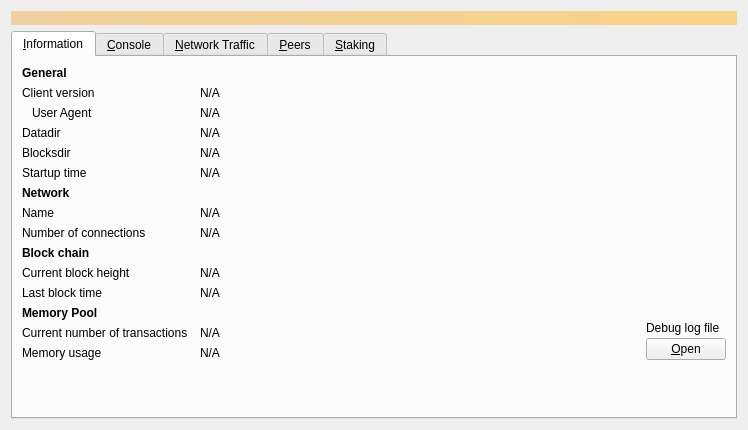
Before: the Qt Designer form src/qt/forms/debugwindow.ui in reddcoin-project/reddcoin, drawn with Qt 5.
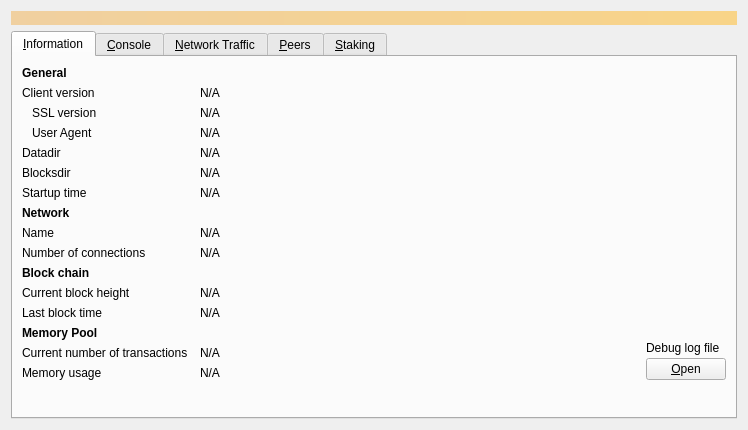
After: the same form once the commit is applied. Icons and pictures are not drawn. Custom widgets are drawn as their Qt base class.

Commit message: qt: show the SSL version in the debug window

Diff of the .ui file:
```diff
--- a/src/qt/forms/debugwindow.ui
+++ b/src/qt/forms/debugwindow.ui
@@ -83,6 +83,32 @@
         </widget>
        </item>
        <item row="2" column="0">
+        <widget class="QLabel" name="labelSslVersion">
+         <property name="text">
+          <string>SSL version</string>
+         </property>
+         <property name="indent">
+          <number>10</number>
+         </property>
+        </widget>
+       </item>
+       <item row="2" column="1" colspan="2">
+        <widget class="QLabel" name="sslVersion">
+         <property name="cursor">
+          <cursorShape>IBeamCursor</cursorShape>
+         </property>
+         <property name="text">
+          <string>N/A</string>
+         </property>
+         <property name="textFormat">
+          <enum>Qt::PlainText</enum>
+         </property>
+         <property name="textInteractionFlags">
+          <set>Qt::LinksAccessibleByMouse|Qt::TextSelectableByKeyboard|Qt::TextSelectableByMouse</set>
+         </property>
+        </widget>
+       </item>
+       <item row="3" column="0">
         <widget class="QLabel" name="labelClientUserAgent">
          <property name="text">
           <string>User Agent</string>
@@ -92,7 +118,7 @@
          </property>
         </widget>
        </item>
-       <item row="2" column="1" colspan="2">
+       <item row="3" column="1" colspan="2">
         <widget class="QLabel" name="clientUserAgent">
          <property name="cursor">
           <cursorShape>IBeamCursor</cursorShape>
@@ -108,14 +134,14 @@
          </property>
         </widget>
        </item>
-       <item row="3" column="0">
+       <item row="4" column="0">
         <widget class="QLabel" name="label_12">
          <property name="text">
           <string>Datadir</string>
          </property>
         </widget>
        </item>
-       <item row="3" column="1" colspan="2">
+       <item row="4" column="1" colspan="2">
         <widget class="QLabel" name="dataDir">
          <property name="cursor">
           <cursorShape>IBeamCursor</cursorShape>
@@ -137,14 +163,14 @@
          </property>
         </widget>
        </item>
-       <item row="4" column="0">
+       <item row="5" column="0">
         <widget class="QLabel" name="label_11">
          <property name="text">
           <string>Blocksdir</string>
          </property>
         </widget>
        </item>
-       <item row="4" column="1" colspan="2">
+       <item row="5" column="1" colspan="2">
         <widget class="QLabel" name="blocksDir">
          <property name="cursor">
           <cursorShape>IBeamCursor</cursorShape>
@@ -166,14 +192,14 @@
          </property>
         </widget>
        </item>
-       <item row="5" column="0">
+       <item row="6" column="0">
         <widget class="QLabel" name="label_13">
          <property name="text">
           <string>Startup time</string>
          </property>
         </widget>
        </item>
-       <item row="5" column="1" colspan="2">
+       <item row="6" column="1" colspan="2">
         <widget class="QLabel" name="startupTime">
          <property name="cursor">
           <cursorShape>IBeamCursor</cursorShape>
@@ -189,7 +215,7 @@
          </property>
         </widget>
        </item>
-       <item row="6" column="0">
+       <item row="7" column="0">
         <widget class="QLabel" name="labelNetwork">
          <property name="font">
           <font>
@@ -202,14 +228,14 @@
          </property>
         </widget>
        </item>
-       <item row="7" column="0">
+       <item row="8" column="0">
         <widget class="QLabel" name="label_8">
          <property name="text">
           <string>Name</string>
          </property>
         </widget>
        </item>
-       <item row="7" column="1" colspan="2">
+       <item row="8" column="1" colspan="2">
         <widget class="QLabel" name="networkName">
          <property name="cursor">
           <cursorShape>IBeamCursor</cursorShape>
@@ -225,14 +251,14 @@
          </property>
         </widget>
        </item>
-       <item row="8" column="0">
+       <item row="9" column="0">
         <widget class="QLabel" name="label_7">
          <property name="text">
           <string>Number of connections</string>
          </property>
         </widget>
        </item>
-       <item row="8" column="1" colspan="2">
+       <item row="9" column="1" colspan="2">
         <widget class="QLabel" name="numberOfConnections">
          <property name="cursor">
           <cursorShape>IBeamCursor</cursorShape>
@@ -248,7 +274,7 @@
          </property>
         </widget>
        </item>
-       <item row="9" column="0">
+       <item row="10" column="0">
         <widget class="QLabel" name="label_10">
          <property name="font">
           <font>
@@ -261,14 +287,14 @@
          </property>
         </widget>
        </item>
-       <item row="10" column="0">
+       <item row="11" column="0">
         <widget class="QLabel" name="label_3">
          <property name="text">
           <string>Current block height</string>
          </property>
         </widget>
        </item>
-       <item row="10" column="1" colspan="2">
+       <item row="11" column="1" colspan="2">
         <widget class="QLabel" name="numberOfBlocks">
          <property name="cursor">
           <cursorShape>IBeamCursor</cursorShape>
@@ -284,14 +310,14 @@
          </property>
         </widget>
        </item>
-       <item row="11" column="0">
+       <item row="12" column="0">
         <widget class="QLabel" name="labelLastBlockTime">
          <property name="text">
           <string>Last block time</string>
          </property>
         </widget>
        </item>
-       <item row="11" column="1" colspan="2">
+       <item row="12" column="1" colspan="2">
         <widget class="QLabel" name="lastBlockTime">
          <property name="cursor">
           <cursorShape>IBeamCursor</cursorShape>
@@ -307,7 +333,7 @@
          </property>
         </widget>
        </item>
-       <item row="12" column="0">
+       <item row="13" column="0">
         <widget class="QLabel" name="labelMempoolTitle">
          <property name="font">
           <font>
@@ -320,14 +346,14 @@
          </property>
         </widget>
        </item>
-       <item row="13" column="0">
+       <item row="14" column="0">
         <widget class="QLabel" name="labelNumberOfTransactions">
          <property name="text">
           <string>Current number of transactions</string>
          </property>
         </widget>
        </item>
-       <item row="13" column="1">
+       <item row="14" column="1">
         <widget class="QLabel" name="mempoolNumberTxs">
          <property name="cursor">
           <cursorShape>IBeamCursor</cursorShape>
@@ -343,14 +369,14 @@
          </property>
         </widget>
        </item>
-       <item row="14" column="0">
+       <item row="15" column="0">
         <widget class="QLabel" name="labelMemoryUsage">
          <property name="text">
           <string>Memory usage</string>
          </property>
         </widget>
        </item>
-       <item row="14" column="1">
+       <item row="15" column="1">
         <widget class="QLabel" name="mempoolSize">
          <property name="cursor">
           <cursorShape>IBeamCursor</cursorShape>
@@ -366,7 +392,7 @@
          </property>
         </widget>
        </item>
-       <item row="12" column="2" rowspan="3">
+       <item row="13" column="2" rowspan="3">
         <layout class="QVBoxLayout" name="verticalLayoutDebugButton">
          <property name="spacing">
           <number>3</number>
@@ -406,7 +432,7 @@
          </item>
         </layout>
        </item>
-       <item row="15" column="0">
+       <item row="16" column="0">
         <spacer name="verticalSpacer">
          <property name="orientation">
           <enum>Qt::Vertical</enum>
```
The commit also changes 6 other files.
